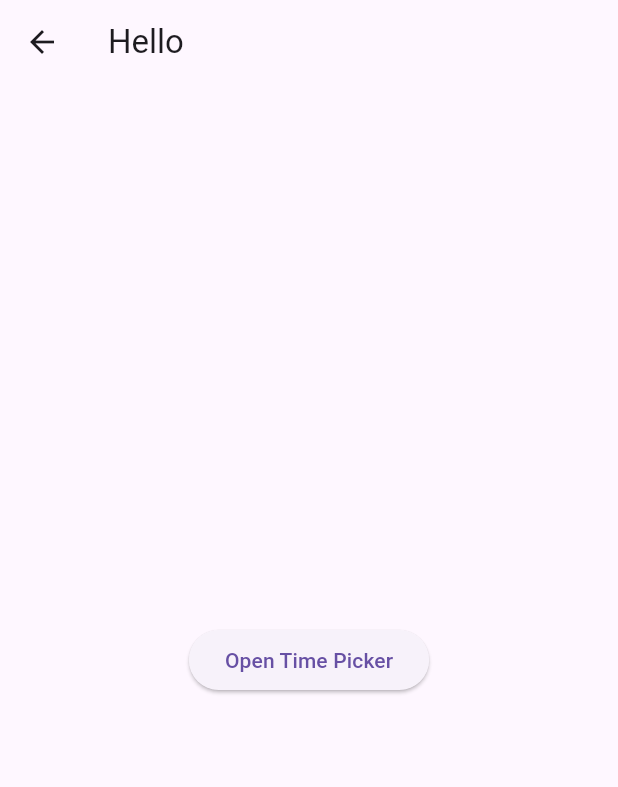
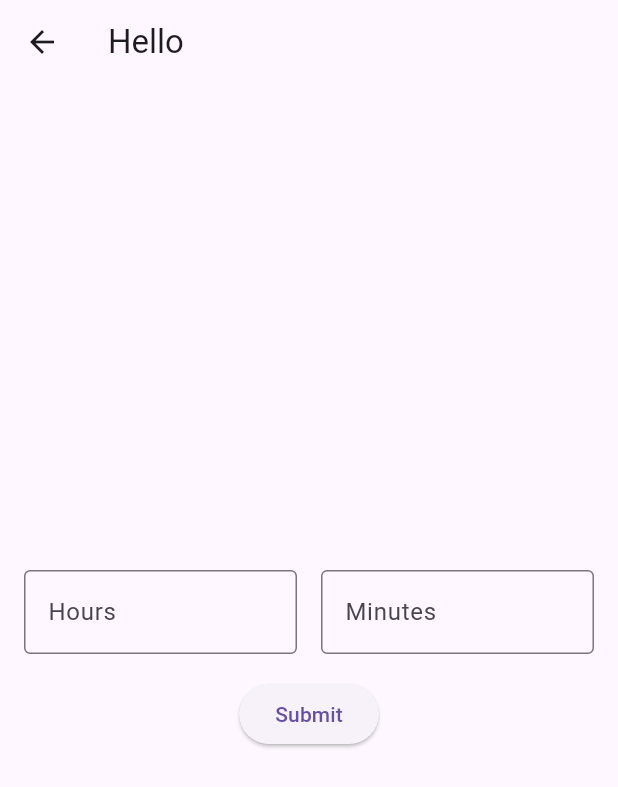
Before and after one commit to JohnnyLiang-OTU/Water_Reminder, a Flutter app: the screen it shows after launch, after a tap on "OFF", after a tap on the "settings" icon, on a phone screen of 412 x 824 dp. Shown: the top 787 px of the screen. Run offline on Flutter 3.47's test engine with Material 3 defaults, Android fonts, the phone set to English and light mode, and no system bars; our stand-ins replace awesome_notifications.

Commit message:
Added fields for Hours and Minutes and decorated them

```diff
--- a/lib/AppSide.dart
+++ b/lib/AppSide.dart
@@ -96,22 +96,61 @@ class _AppSideState extends State<AppSide>
   }
 
   // ************************************** WIDGETS ****************************************
-
+  TextEditingController _hoursController = TextEditingController();
+  TextEditingController _minutesController = TextEditingController();
   Widget SettingScreen()
   {
     return Scaffold(
       appBar: AppBar(
         title: Text("Hello"),
       ),
-      body: Center(
-        child: ElevatedButton(
-          onPressed: () {
-
-          },
-          child: Text('Open Time Picker'),
+      body: Padding(
+        padding: const EdgeInsets.all(16.0),
+        child: Column(
+          mainAxisAlignment: MainAxisAlignment.center,
+          children: [
+            Row(
+              children: [
+                Expanded(
+                  child: TextField(
+                    controller: _hoursController,
+                    keyboardType: TextInputType.number,
+                    decoration: InputDecoration(
+                      labelText: 'Hours',
+                      border: OutlineInputBorder(),
+                    ),
+                  ),
+                ),
+                SizedBox(width: 16),
+                Expanded(
+                  child: TextField(
+                    controller: _minutesController,
+                    keyboardType: TextInputType.number,
+                    decoration: InputDecoration(
+                      labelText: 'Minutes',
+                      border: OutlineInputBorder(),
+                    ),
+                  ),
+                ),
+              ],
+            ),
+            SizedBox(height: 16),
+            ElevatedButton(
+              onPressed: () {
+                // Validate and handle the input
+                _handleInput();
+              },
+              child: Text('Submit'),
+            ),
+          ],
         ),
       ),
     );
+  }
+
+  void _handleInput()
+  {
+
   }
 
   void openSettings()
```
